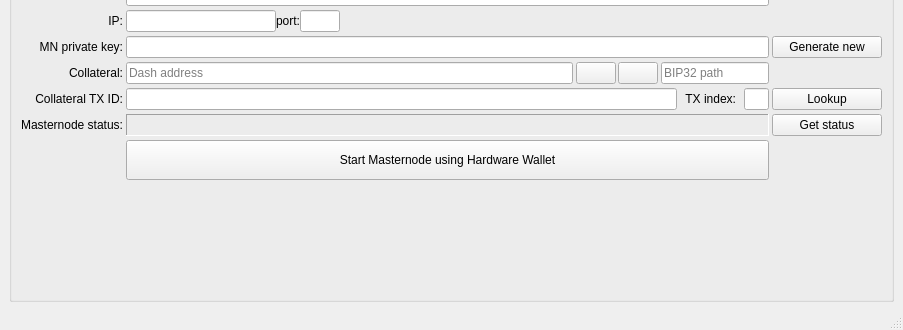
Above: src/ui/ui_main_dlg.ui from Bertrand256/dash-masternode-tool before the change; both pictures show x 0 to 903 and y 171 to 501 of the 903 by 501 pixel window. Below: the same form after it.
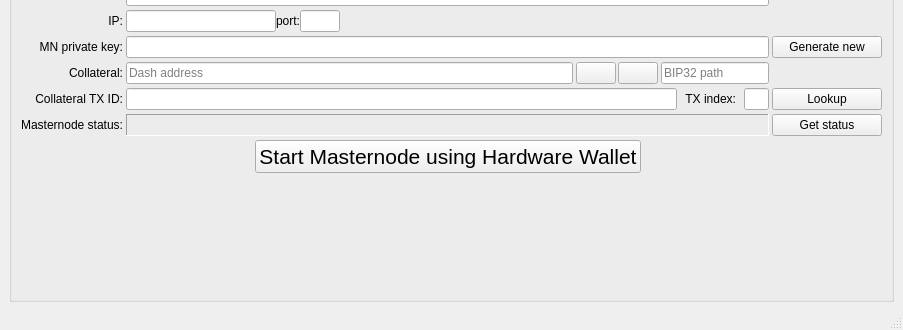
That is the form after the change.

What changed in the file:
```diff
--- a/src/ui/ui_main_dlg.ui
+++ b/src/ui/ui_main_dlg.ui
@@ -621,14 +621,27 @@
          <item row="7" column="1">
           <layout class="QVBoxLayout" name="verticalLayout_3">
            <item>
-            <layout class="QHBoxLayout" name="horizontalLayout_12" stretch="3">
+            <layout class="QHBoxLayout" name="horizontalLayout_12" stretch="0,3,0">
              <property name="spacing">
               <number>2</number>
              </property>
+             <item>
+              <spacer name="horizontalSpacer_5">
+               <property name="orientation">
+                <enum>Qt::Horizontal</enum>
+               </property>
+               <property name="sizeHint" stdset="0">
+                <size>
+                 <width>40</width>
+                 <height>20</height>
+                </size>
+               </property>
+              </spacer>
+             </item>
              <item>
               <widget class="QPushButton" name="btnBroadcastMn">
                <property name="sizePolicy">
-                <sizepolicy hsizetype="Minimum" vsizetype="Fixed">
+                <sizepolicy hsizetype="Maximum" vsizetype="Maximum">
                  <horstretch>0</horstretch>
                  <verstretch>0</verstretch>
                 </sizepolicy>
@@ -636,23 +649,39 @@
                <property name="minimumSize">
                 <size>
                  <width>0</width>
-                 <height>40</height>
+                 <height>0</height>
                 </size>
                </property>
                <property name="maximumSize">
                 <size>
                  <width>16777215</width>
-                 <height>200</height>
+                 <height>16777215</height>
                 </size>
                </property>
                <property name="toolTip">
                 <string>Broadcast information about the Masternode</string>
                </property>
+               <property name="styleSheet">
+                <string notr="true">font: 16pt;</string>
+               </property>
                <property name="text">
                 <string>Start Masternode using Hardware Wallet</string>
                </property>
               </widget>
              </item>
+             <item>
+              <spacer name="horizontalSpacer_6">
+               <property name="orientation">
+                <enum>Qt::Horizontal</enum>
+               </property>
+               <property name="sizeHint" stdset="0">
+                <size>
+                 <width>40</width>
+                 <height>20</height>
+                </size>
+               </property>
+              </spacer>
+             </item>
             </layout>
            </item>
            <item>
```
